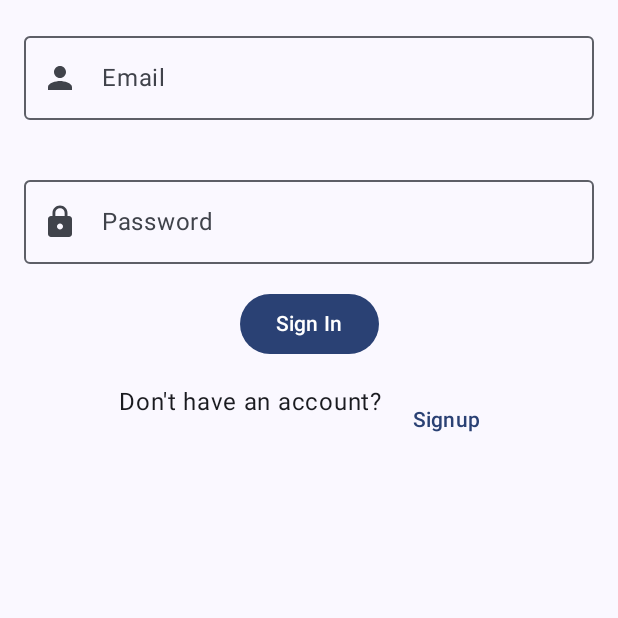
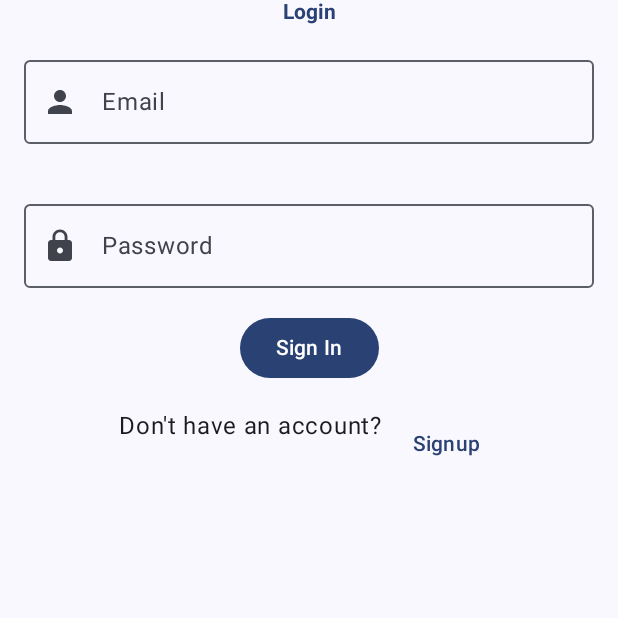
Before and after one commit to Aymiza/Notes, an Android app built with Jetpack Compose: the screen it shows after launch (MainActivity), on a phone screen of 412 x 824 dp, the top half of it. Run offline under Robolectric (Android 15) with nearby library versions, the phone set to English and light mode, and no system bars; our stand-ins replace Firebase (no records; nobody signed in at launch, a user with empty details on screens opened directly).

Commit message:
Fix navigation Issues and UI update (#2)
* new commits

* new commits

* working app

* new commits

* Fix issue with note update navigation

* Add logic to show alert dialogue

* Fix issue with navigation route

* Fix crash issue

* add xml

* Update UI

---------

Co-authored-by: Aymiza <sanni.ayomide65@gmailcom>

```diff
--- a/app/src/main/java/com/example/notes/MainActivity.kt
+++ b/app/src/main/java/com/example/notes/MainActivity.kt
@@ -11,6 +11,8 @@ import androidx.compose.runtime.Composable
 import androidx.compose.ui.Modifier
 import androidx.compose.ui.tooling.preview.Preview
 import androidx.lifecycle.viewmodel.compose.viewModel
+import com.example.notes.detail.DetailViewModel
+import com.example.notes.home.HomeViewModel
 import com.example.notes.login.LoginViewModel
 import com.example.notes.ui.theme.NotesTheme
 
@@ -19,6 +21,8 @@ class MainActivity : ComponentActivity() {
         super.onCreate(savedInstanceState)
         setContent {
             val loginViewModel = viewModel(modelClass = LoginViewModel::class.java)
+            val homeViewModel = viewModel(modelClass = HomeViewModel::class.java)
+            val detailViewModel = viewModel(modelClass = DetailViewModel::class.java)
             NotesTheme {
                 // A surface container using the 'background' color from the theme
                 Surface(
@@ -28,7 +32,11 @@ class MainActivity : ComponentActivity() {
                 )
                 {
 
-                    Navigation(loginViewModel = loginViewModel)
+                    Navigation(loginViewModel = loginViewModel,
+                        detailViewModel = detailViewModel,
+                        homeViewModel = homeViewModel
+
+                        )
                 }
 
             }
--- a/app/src/main/java/com/example/notes/Navigation.kt
+++ b/app/src/main/java/com/example/notes/Navigation.kt
@@ -1,11 +1,18 @@
 package com.example.notes
 
 import androidx.compose.runtime.Composable
+import androidx.navigation.NavGraphBuilder
 import androidx.navigation.NavHostController
+import androidx.navigation.NavType
 import androidx.navigation.compose.NavHost
 import androidx.navigation.compose.composable
 import androidx.navigation.compose.rememberNavController
+import androidx.navigation.navArgument
+import androidx.navigation.navigation
+import com.example.notes.detail.DetailScreen
+import com.example.notes.detail.DetailViewModel
 import com.example.notes.home.Home
+import com.example.notes.home.HomeViewModel
 import com.example.notes.login.LoginScreen
 import com.example.notes.login.LoginViewModel
 import com.example.notes.login.SignUpScreen
@@ -19,18 +26,43 @@ enum class HomeRoutes{
     Home,
     Detail
 }
+enum class  NestedRoutes{
+    Main,
+    Login
+}
 @Composable
 fun Navigation(
     navController: NavHostController = rememberNavController(),
-loginViewModel: LoginViewModel
+    loginViewModel: LoginViewModel,
+    detailViewModel: DetailViewModel,
+    homeViewModel: HomeViewModel
 
 ) {
    NavHost(navController = navController,
-       startDestination = LoginRoutes.Signin.name
+       startDestination = NestedRoutes.Main.name
    ) {
+       authGraph(navController, loginViewModel)
+       homeGraph(navController = navController,
+           detailViewModel,
+           homeViewModel)
+    }
+
+
+
+}
+
+
+fun NavGraphBuilder.authGraph(
+    navController: NavHostController,
+    loginViewModel: LoginViewModel,
+){
+    navigation(
+        startDestination = LoginRoutes.Signin.name,
+        route = NestedRoutes.Login.name
+    ){
         composable(route = LoginRoutes.Signin.name){
             LoginScreen(onNavToHomePage = {
-                navController.navigate(HomeRoutes.Home.name){
+                navController.navigate(NestedRoutes.Main.name){
                     launchSingleTop = true
                     popUpTo(route = LoginRoutes.Signin.name){
 
@@ -51,7 +83,8 @@ loginViewModel: LoginViewModel
         }
 
         composable(route = LoginRoutes.Signup.name){
-            SignUpScreen(onNavToHomePage = {       navController.navigate(HomeRoutes.Home.name){
+            SignUpScreen(onNavToHomePage = {
+                navController.navigate(NestedRoutes.Main.name){
                     popUpTo(LoginRoutes.Signup.name){
                         inclusive = true
                     }
@@ -65,9 +98,57 @@ loginViewModel: LoginViewModel
                 navController.navigate(LoginRoutes.Signin.name)
             }
         }
+    }
+}
 
-        composable(route = HomeRoutes.Home.name){
-            Home()
+fun NavGraphBuilder.homeGraph(
+    navController: NavHostController,
+    detailViewModel: DetailViewModel,
+    homeViewModel: HomeViewModel
+){
+    navigation(startDestination = HomeRoutes.Home.name,
+        route = NestedRoutes.Main.name,
+        ){
+
+        composable(HomeRoutes.Home.name)
+        {
+            Home(homeViewModel =homeViewModel ,
+                onNoteClick = { noteId->
+                    navController.navigate(
+                        HomeRoutes.Detail.name + "?id=$noteId"
+                     ){
+                         launchSingleTop = true
+                     }
+                } ,
+                navToDetailPage = {
+                    navController.navigate(HomeRoutes.Detail.name)
+                }
+            ) {
+                navController.navigate(NestedRoutes.Login.name){
+                    launchSingleTop=true
+                    popUpTo(0){
+                        inclusive = true
+                    }
+                }
+            }
+        }
+
+        composable(
+            route = HomeRoutes.Detail.name + "?id={id}",
+            arguments = listOf(navArgument("id"){
+                type= NavType.StringType
+                defaultValue=""
+
+            })
+
+        ){
+            entry ->
+            DetailScreen(
+                detailViewModel = detailViewModel,
+                noteId = entry.arguments?.getString("id") as String,
+            ) {
+                navController.navigateUp()
+            }
         }
     }
 
--- a/app/src/main/java/com/example/notes/home/HomeViewModel.kt
+++ b/app/src/main/java/com/example/notes/home/HomeViewModel.kt
@@ -14,7 +14,7 @@ import com.example.notes.repository.StorageRepository
 import kotlinx.coroutines.launch
 
 class HomeViewModel(
-    private val repository: StorageRepository
+    private val repository: StorageRepository = StorageRepository(),
 ):ViewModel() {
   var homeUiState by mutableStateOf(HomeUiState())
 
--- a/app/src/main/java/com/example/notes/login/Login.kt
+++ b/app/src/main/java/com/example/notes/login/Login.kt
@@ -1,5 +1,6 @@
 package com.example.notes.login
 
+import android.util.Log
 import androidx.compose.foundation.layout.Arrangement
 import androidx.compose.foundation.layout.Column
 import androidx.compose.foundation.layout.Row
@@ -22,9 +23,9 @@ import androidx.compose.runtime.Composable
 import androidx.compose.runtime.LaunchedEffect
 import androidx.compose.ui.Alignment
 import androidx.compose.ui.Modifier
-import androidx.compose.ui.graphics.Color
 import androidx.compose.ui.graphics.Color.Companion.Red
 import androidx.compose.ui.platform.LocalContext
+import androidx.compose.ui.text.TextStyle
 import androidx.compose.ui.text.font.FontWeight
 import androidx.compose.ui.text.input.PasswordVisualTransformation
 import androidx.compose.ui.tooling.preview.Preview
@@ -44,15 +45,18 @@ fun LoginScreen(
 
 
 
-    Column(modifier = Modifier.fillMaxSize(),
+    Column(
+        modifier = Modifier.fillMaxSize(),
         horizontalAlignment = Alignment.CenterHorizontally,
         )
     {
-        Text(text = "Login",
+        Text(text = "Login", style = TextStyle(
+            fontWeight = FontWeight.Bold,
+//            style = MaterialTheme.typography.displayMedium,
+            color = MaterialTheme.colorScheme.primary
+        )
 
-            fontWeight = FontWeight.Black.weight,
-            style = MaterialTheme.typography.displayMedium,
-            color = MaterialTheme.colorScheme.primary
+
         )
         if (isError){
             Text(text = loginUiState?.loginError?: "unknown error",
@@ -68,7 +72,8 @@ fun LoginScreen(
         onValueChange = {
             loginViewModel?.onUserNameChange(it)},
         leadingIcon = {
-            Icon(imageVector = Icons.Default.Person, contentDescription =null,
+            Icon(imageVector = Icons.Default.Person,
+                contentDescription =null,
                 )
         },
 
@@ -100,7 +105,11 @@ fun LoginScreen(
 
         )
 
-        Button(onClick = { loginViewModel?.loginUser(context) }) {
+        Button(onClick = {
+
+            loginViewModel?.loginUser(context)
+        Log.d("username", "${loginUiState?.userName.toString()},${loginUiState?.password.toString()}")
+        }) {
             Text(text = "Sign In")
 
         }
@@ -144,10 +153,13 @@ fun SignUpScreen(
     Column(modifier = Modifier.fillMaxSize(), horizontalAlignment = Alignment.CenterHorizontally)
     {
         Text(text = "Sign Up",
-
-            fontWeight = FontWeight.Black.weight,
-            style = MaterialTheme.typography.displayMedium,
-            color = MaterialTheme.colorScheme.primary)
+            style = TextStyle(
+                fontWeight = FontWeight.Bold,
+//            fontSize = ,
+            color = MaterialTheme.colorScheme.primary
+            )
+//
+        )
         if (isError){
             Text(text = loginUiState?.signUpError?: "unknown error", color = Red,)
         }
@@ -178,7 +190,7 @@ fun SignUpScreen(
                 .fillMaxWidth()
                 .padding(16.dp),
             value = loginUiState?.passwordSignUp?:"",
-            onValueChange = {loginViewModel?.onpasswordChangeSignUp(it)},
+            onValueChange = {loginViewModel?.onPasswordChangeSignUp(it)},
             leadingIcon = {
                 Icon(imageVector = Icons.Default.Lock, contentDescription =null,
                 )
@@ -187,7 +199,7 @@ fun SignUpScreen(
             label = {
                 Text(text = "Password")
             },
-
+            visualTransformation = PasswordVisualTransformation(),
             isError = isError
 
         )
@@ -241,10 +253,7 @@ fun SignUpScreen(
 
 }
 
-fun Text(text: String, style: Any, fontWeight: Int, color: Color) {
 
-
-}
 
 @Preview(showSystemUi = true)
 @Composable
--- a/app/src/main/java/com/example/notes/login/LoginViewModel.kt
+++ b/app/src/main/java/com/example/notes/login/LoginViewModel.kt
@@ -33,7 +33,7 @@ class LoginViewModel(
         loginUiState = loginUiState.copy(userNameSignUp = userName)
     }
 
-    fun onpasswordChangeSignUp(password: String) {
+    fun onPasswordChangeSignUp(password: String) {
         loginUiState = loginUiState.copy(passwordSignUp = password)
     }
 
@@ -42,7 +42,7 @@ class LoginViewModel(
     }
 
     private fun validateLoginForm() =
-        loginUiState.userName.isBlank() &&
+        loginUiState.userName.isNotBlank() &&
                 loginUiState.password.isNotBlank()
 
     private fun validateSignUpForm() =
--- a/app/src/main/java/com/example/notes/repository/StorageRepository.kt
+++ b/app/src/main/java/com/example/notes/repository/StorageRepository.kt
@@ -65,7 +65,7 @@ class StorageRepository (){
             .document(noteId)
             .get()
             .addOnSuccessListener {
-                onSuccess.invoke(it?.toObject(Notes::class.java))
+                onSuccess.invoke(it?.toObject(Notes::class.java)!!)
             }
             .addOnFailureListener{result ->
                 onError.invoke(result.cause)
@@ -119,10 +119,6 @@ class StorageRepository (){
     fun signOut()= Firebase.auth.signOut()
 }
 
-private fun Any.invoke(notes: Notes?): DocumentSnapshot? {
-    TODO("Not yet implemented")
-}
-
 
 sealed class Resources<T>(
     val data : T? =null,
```
Also changed, not shown: app/src/main/java/com/example/notes/detail/DetailScreen.kt (+58 -68 lines), app/src/main/java/com/example/notes/detail/DetailViewModel.kt (renamed from app/src/main/java/com/example/notes/detail/detailViewModel.kt, +13 -9 lines), app/src/main/java/com/example/notes/home/Home.kt (+223 -70 lines). Lines whose indentation alone changed are shown as unchanged.
